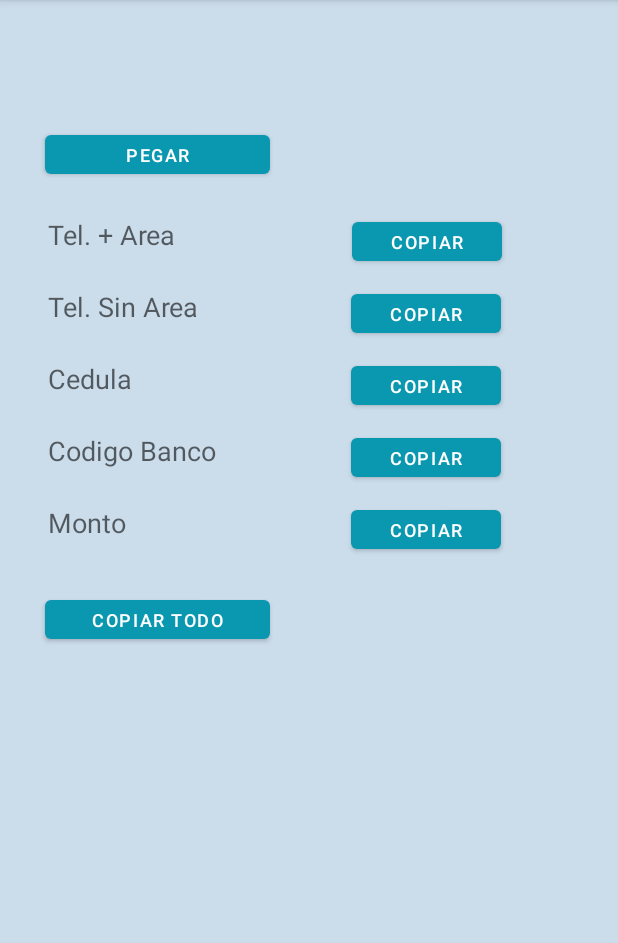
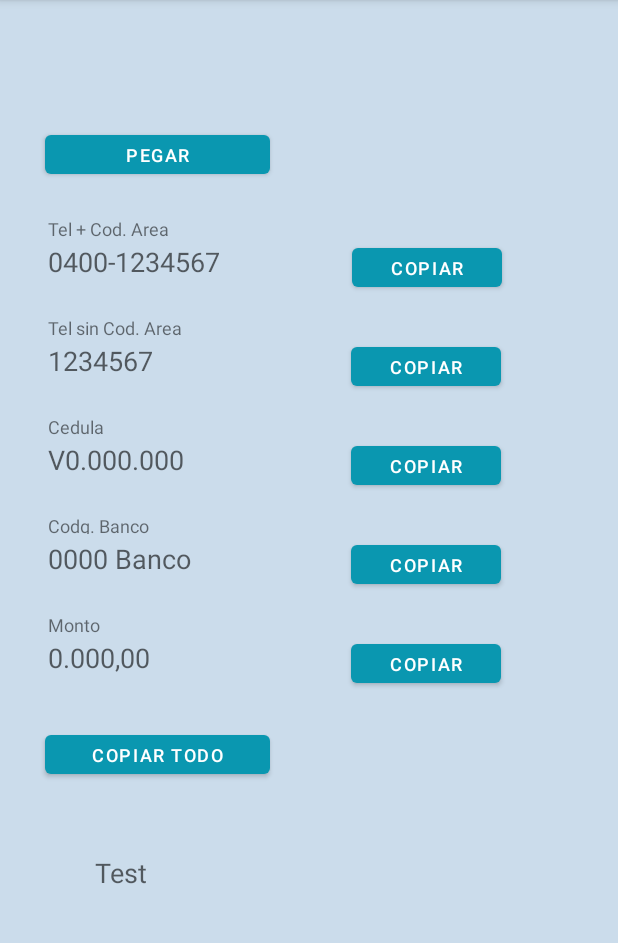
Before and after one commit to Yona-TYT/Copy-and-Paste-Bank, an Android app: the screen it shows after launch (MainActivity), on a phone screen of 412 x 824 dp, the part 84-1027 px from its top. Run offline under Robolectric (Android 15) with nearby library versions, the phone set to English and light mode, and no system bars.

Commit message:
fix many bugs and  add text new view

```diff
--- a/app/src/main/res/layout/activity_main.xml
+++ b/app/src/main/res/layout/activity_main.xml
@@ -9,6 +9,62 @@
     tools:context=".MainActivity">
 
     <TextView
+        android:id="@+id/textV5"
+        android:layout_width="@dimen/button_ws"
+        android:layout_height="@dimen/txview_h1"
+        android:layout_marginTop="8dp"
+        android:padding="2dp"
+        android:text="Monto"
+        android:textSize="@dimen/inner_text_1"
+        app:layout_constraintEnd_toStartOf="@+id/guideline"
+        app:layout_constraintHorizontal_bias="0.0"
+        app:layout_constraintStart_toStartOf="@+id/guideline2"
+        app:layout_constraintTop_toBottomOf="@+id/text4"
+        tools:ignore="MissingConstraints" />
+
+    <TextView
+        android:id="@+id/textV4"
+        android:layout_width="@dimen/button_ws"
+        android:layout_height="@dimen/txview_h1"
+        android:layout_marginTop="8dp"
+        android:padding="2dp"
+        android:text="Codg. Banco"
+        android:textSize="@dimen/inner_text_1"
+        app:layout_constraintEnd_toStartOf="@+id/guideline"
+        app:layout_constraintHorizontal_bias="0.0"
+        app:layout_constraintStart_toStartOf="@+id/guideline2"
+        app:layout_constraintTop_toBottomOf="@+id/text3"
+        tools:ignore="MissingConstraints" />
+
+    <TextView
+        android:id="@+id/textV3"
+        android:layout_width="@dimen/button_ws"
+        android:layout_height="@dimen/txview_h1"
+        android:layout_marginTop="8dp"
+        android:padding="2dp"
+        android:text="Cedula"
+        android:textSize="@dimen/inner_text_1"
+        app:layout_constraintEnd_toStartOf="@+id/guideline"
+        app:layout_constraintHorizontal_bias="0.0"
+        app:layout_constraintStart_toStartOf="@+id/guideline2"
+        app:layout_constraintTop_toBottomOf="@+id/text2"
+        tools:ignore="MissingConstraints" />
+
+    <TextView
+        android:id="@+id/textV2"
+        android:layout_width="@dimen/button_ws"
+        android:layout_height="@dimen/txview_h1"
+        android:layout_marginTop="8dp"
+        android:padding="2dp"
+        android:text="Tel sin Cod. Area"
+        android:textSize="@dimen/inner_text_1"
+        app:layout_constraintEnd_toStartOf="@+id/guideline"
+        app:layout_constraintHorizontal_bias="0.0"
+        app:layout_constraintStart_toStartOf="@+id/guideline2"
+        app:layout_constraintTop_toBottomOf="@+id/text1"
+        tools:ignore="MissingConstraints" />
+
+    <TextView
         android:id="@+id/text6"
         android:layout_width="279dp"
         android:layout_height="156dp"
@@ -16,7 +72,7 @@
         android:padding="2dp"
         android:text=""
         android:textSize="@dimen/txview_h1"
-        android:visibility="invisible"
+        android:visibility="visible"
         app:layout_constraintBottom_toBottomOf="parent"
         app:layout_constraintEnd_toStartOf="@+id/guideline"
         app:layout_constraintHorizontal_bias="0.433"
@@ -27,7 +83,7 @@
         android:id="@+id/butt6"
         android:layout_width="@dimen/button_ws"
         android:layout_height="@dimen/button_h1"
-        android:layout_marginTop="10dp"
+        android:layout_marginTop="28dp"
         android:padding="2dp"
 
         android:text="Copiar"
@@ -42,21 +98,20 @@
         android:id="@+id/text5"
         android:layout_width="@dimen/txview_wm2"
         android:layout_height="@dimen/txview_h2"
-        android:layout_marginTop="8dp"
-        android:hint="Monto"
+        android:hint="0.000,00"
         android:padding="2dp"
         android:text=""
         android:textSize="@dimen/txview_h1"
         app:layout_constraintEnd_toStartOf="@+id/guideline"
         app:layout_constraintHorizontal_bias="0.0"
         app:layout_constraintStart_toStartOf="@+id/guideline2"
-        app:layout_constraintTop_toBottomOf="@+id/text4" />
+        app:layout_constraintTop_toBottomOf="@+id/textV5" />
 
     <Button
         android:id="@+id/butt5"
         android:layout_width="@dimen/button_ws"
         android:layout_height="@dimen/button_h1"
-        android:layout_marginTop="10dp"
+        android:layout_marginTop="28dp"
         android:padding="2dp"
         android:text="Copiar"
 
@@ -71,7 +126,7 @@
         android:id="@+id/butt4"
         android:layout_width="@dimen/button_ws"
         android:layout_height="@dimen/button_h1"
-        android:layout_marginTop="10dp"
+        android:layout_marginTop="28dp"
 
         android:padding="2dp"
         android:text="Copiar"
@@ -87,7 +142,7 @@
         android:id="@+id/butt3"
         android:layout_width="@dimen/button_ws"
         android:layout_height="@dimen/button_h1"
-        android:layout_marginTop="10dp"
+        android:layout_marginTop="28dp"
 
         android:padding="2dp"
         android:text="Copiar"
@@ -103,7 +158,7 @@
         android:id="@+id/butt2"
         android:layout_width="@dimen/button_ws"
         android:layout_height="@dimen/button_h1"
-        android:layout_marginTop="20dp"
+        android:layout_marginTop="37dp"
         android:padding="2dp"
         android:text="Copiar"
 
@@ -132,59 +187,55 @@
         android:id="@+id/text1"
         android:layout_width="@dimen/txview_wm2"
         android:layout_height="@dimen/txview_h2"
-        android:layout_marginTop="20dp"
-        android:hint="Tel. + Area"
+        android:hint="0400-1234567"
         android:padding="2dp"
         android:text=""
         android:textSize="@dimen/txview_h1"
         app:layout_constraintStart_toStartOf="@+id/guideline2"
-        app:layout_constraintTop_toBottomOf="@+id/butt1"
+        app:layout_constraintTop_toBottomOf="@+id/textV1"
         tools:ignore="SpUsage" />
 
     <TextView
         android:id="@+id/text2"
         android:layout_width="@dimen/txview_wm2"
         android:layout_height="@dimen/txview_h2"
-        android:layout_marginTop="8dp"
-        android:hint="Tel. Sin Area"
+        android:hint="1234567"
         android:padding="2dp"
         android:text=""
         android:textSize="@dimen/txview_h1"
         app:layout_constraintEnd_toStartOf="@+id/guideline"
         app:layout_constraintHorizontal_bias="0.0"
         app:layout_constraintStart_toStartOf="@+id/guideline2"
-        app:layout_constraintTop_toBottomOf="@+id/text1"
+        app:layout_constraintTop_toBottomOf="@+id/textV2"
         tools:ignore="SpUsage" />
+
 
     <TextView
         android:id="@+id/text3"
         android:layout_width="@dimen/txview_wm2"
         android:layout_height="@dimen/txview_h2"
-        android:layout_marginTop="8dp"
-        android:hint="Cedula"
+        android:hint="V0.000.000"
         android:padding="2dp"
         android:text=""
         android:textSize="@dimen/txview_h1"
         app:layout_constraintEnd_toStartOf="@+id/guideline"
         app:layout_constraintHorizontal_bias="0.0"
         app:layout_constraintStart_toStartOf="@+id/guideline2"
-        app:layout_constraintTop_toBottomOf="@+id/text2"
+        app:layout_constraintTop_toBottomOf="@+id/textV3"
         tools:ignore="SpUsage" />
-
 
     <TextView
         android:id="@+id/text4"
         android:layout_width="@dimen/txview_wm2"
         android:layout_height="@dimen/txview_h2"
-        android:layout_marginTop="8dp"
-        android:hint="Codigo Banco"
+        android:hint="0000 Banco"
         android:padding="2dp"
         android:text=""
         android:textSize="@dimen/txview_h1"
         app:layout_constraintEnd_toStartOf="@+id/guideline"
         app:layout_constraintHorizontal_bias="0.0"
         app:layout_constraintStart_toStartOf="@+id/guideline2"
-        app:layout_constraintTop_toBottomOf="@+id/text3"
+        app:layout_constraintTop_toBottomOf="@+id/textV4"
         tools:ignore="SpUsage" />
 
     <Button
@@ -220,5 +271,19 @@
         android:orientation="vertical"
         app:layout_constraintGuide_begin="30dp" />
 
+    <TextView
+        android:id="@+id/textV1"
+        android:layout_width="@dimen/button_ws"
+        android:layout_height="@dimen/txview_h1"
+        android:layout_marginTop="20dp"
+        android:padding="2dp"
+        android:text="Tel + Cod. Area"
+        android:textSize="@dimen/inner_text_1"
+        app:layout_constraintEnd_toStartOf="@+id/guideline"
+        app:layout_constraintHorizontal_bias="0.0"
+        app:layout_constraintStart_toStartOf="@+id/guideline2"
+        app:layout_constraintTop_toBottomOf="@+id/butt1"
+        tools:ignore="MissingConstraints" />
+
 
 </androidx.constraintlayout.widget.ConstraintLayout>
```
Also changed, not shown: app/src/main/java/com/example/copy_paste_bank/DataExtracts.java (+111 -74 lines), app/src/main/java/com/example/copy_paste_bank/MainActivity.java (+48 -9 lines).
